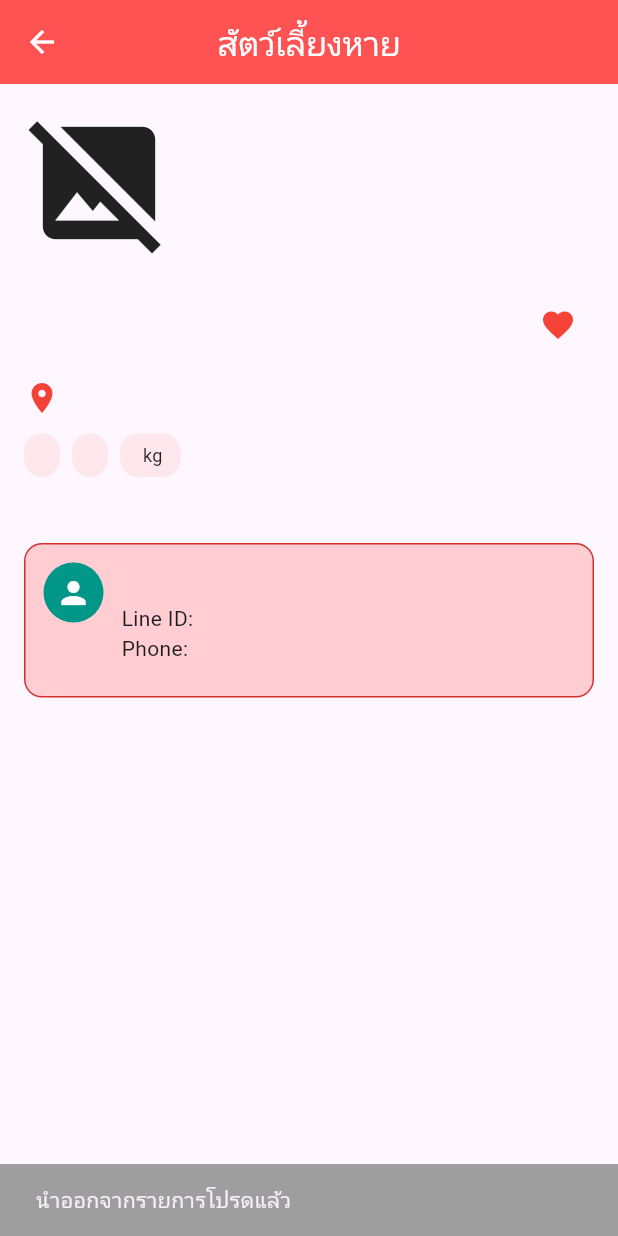
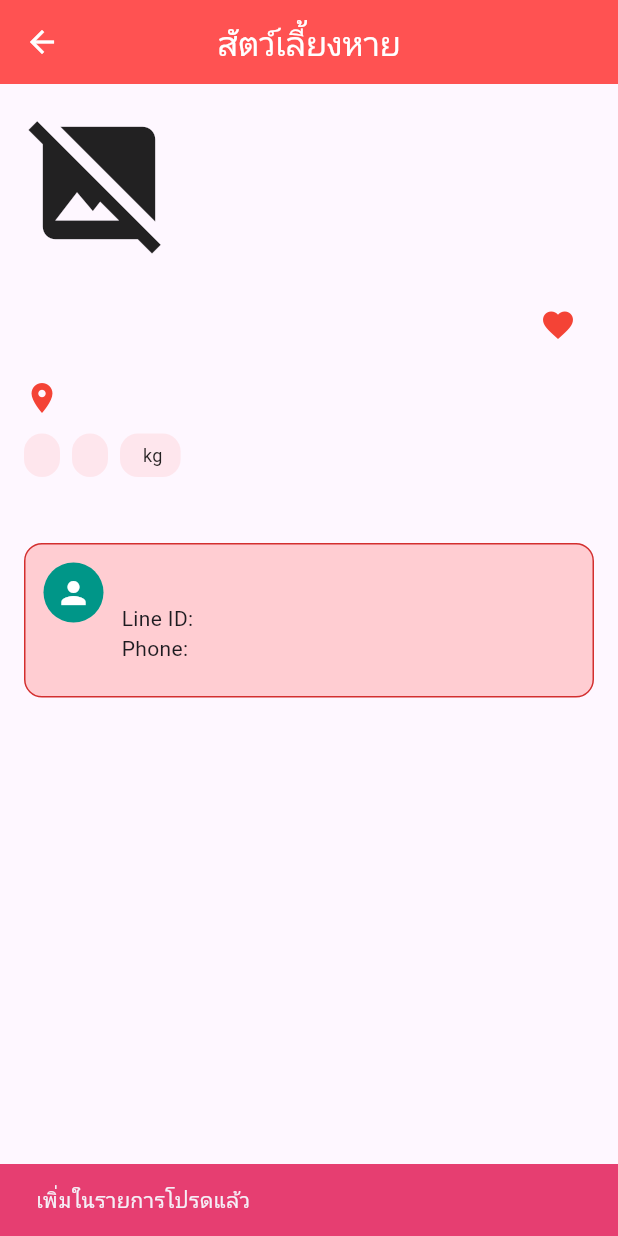
Before and after one commit to pinceme/happy_paw, a Flutter app: the PetDetailScreen screen opened directly with empty values, after a tap on the "favorite outline" icon, on a phone screen of 412 x 824 dp. Run offline on Flutter 3.47's test engine with Material 3 defaults, Android fonts, the phone set to English and light mode, and no system bars; our stand-ins replace image_picker, shared_preferences, sqflite; accounts and stored records are empty; network calls fail.

Commit message:
เเก้ไขจุดผิดพลาดในเเต่ละหน้า
เเก้ไขจุดผิดพลาดในเเต่ละหน้า

```diff
--- a/lib/page/Addpet.dart
+++ b/lib/page/Addpet.dart
@@ -254,11 +254,6 @@ class _AddPetScreenState extends State<AddPetScreen> {
                 ),
                 const SizedBox(height: 12),
                 _buildTextField(
-                  label: 'Owner Name*',
-                  controller: _ownerNameController,
-                ),
-                const SizedBox(height: 12),
-                _buildTextField(
                   label: 'Owner Message',
                   controller: _ownerMessageController,
                   maxLines: 3,
--- a/lib/page/detail.dart
+++ b/lib/page/detail.dart
@@ -192,7 +192,10 @@ class _PetDetailScreenState extends State<PetDetailScreen> {
               children: [
                 _infoTag(widget.pet.age, isMissing),
                 _infoTag(widget.pet.gender, isMissing),
-                _infoTag('${widget.pet.weight} kg', isMissing),
+                _infoTag(
+                  '${widget.pet.weight.contains("kg") ? widget.pet.weight : "${widget.pet.weight} kg"}',
+                  isMissing,
+                ),
               ],
             ),
             const SizedBox(height: 20),
@@ -201,7 +204,7 @@ class _PetDetailScreenState extends State<PetDetailScreen> {
                 crossAxisAlignment: CrossAxisAlignment.start,
                 children: [
                   const Text(
-                    'ข้อมูลเพิ่มเติม',
+                    'ลักษณะสัตว์เลี้ยง',
                     style: TextStyle(fontSize: 18, fontWeight: FontWeight.bold),
                   ),
                   const SizedBox(height: 8),
@@ -425,9 +428,12 @@ class _FavoriteButtonState extends State<FavoriteButton> {
     ScaffoldMessenger.of(context).showSnackBar(
       SnackBar(
         content: Text(
-          isFavorite ? 'นำออกจากรายการโปรดแล้ว' : 'เพิ่มในรายการโปรดแล้ว',
+          isFavorite ? 'เพิ่มในรายการโปรดแล้ว' : 'นำออกจากรายการโปรดแล้ว',
         ),
-        backgroundColor: isFavorite ? Colors.grey : Colors.green,
+        backgroundColor:
+            isFavorite
+                ? const Color.fromARGB(255, 230, 62, 113)
+                : const Color.fromARGB(255, 117, 119, 117),
         duration: const Duration(seconds: 1),
       ),
     );
--- a/lib/page/explore.dart
+++ b/lib/page/explore.dart
@@ -86,10 +86,7 @@ class _HomeScreenState extends State<HomeScreen> {
   List<Pet> getFilteredPets() {
     return pets.where((pet) {
       final query = searchQuery.toLowerCase();
-      final matchesSearch =
-          pet.name.toLowerCase().contains(query) ||
-          pet.breed.toLowerCase().contains(query) ||
-          pet.location.toLowerCase().contains(query);
+      final matchesSearch = pet.breed.toLowerCase().contains(query);
       final matchesType = selectedType == 'All' || pet.type == selectedType;
       return matchesSearch && matchesType;
     }).toList();
```
Also changed, not shown: lib/main.dart (+0 -13 lines), lib/page/Addmissingpet.dart (+56 -20 lines), lib/page/homepage.dart (+43 -48 lines).
